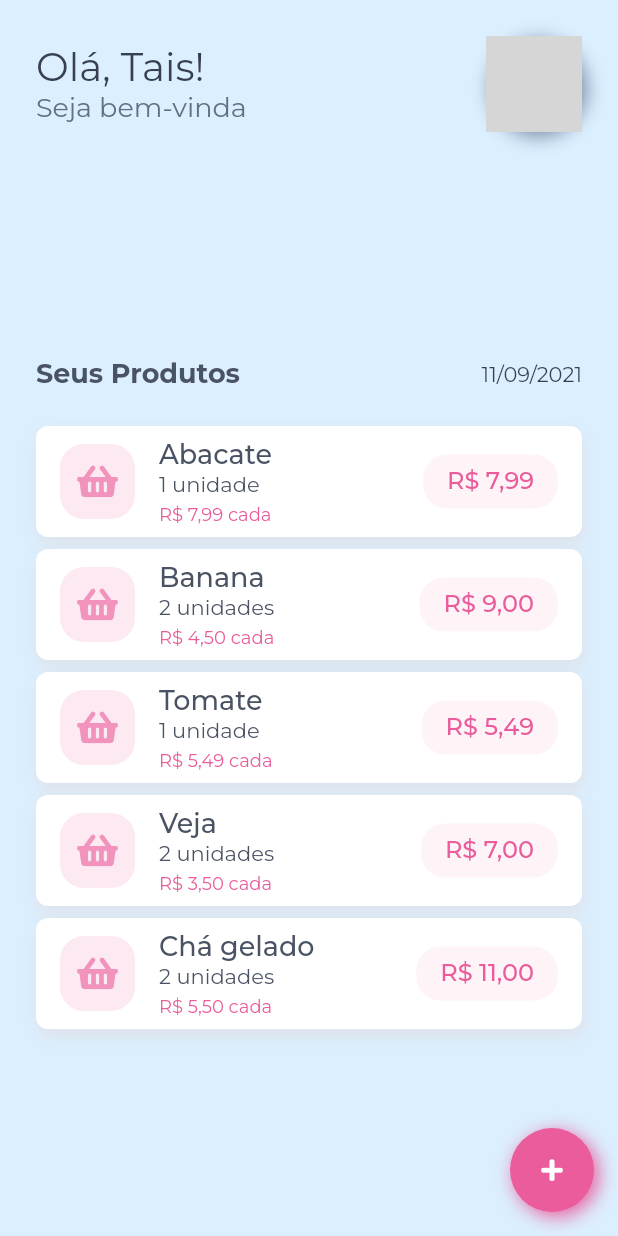
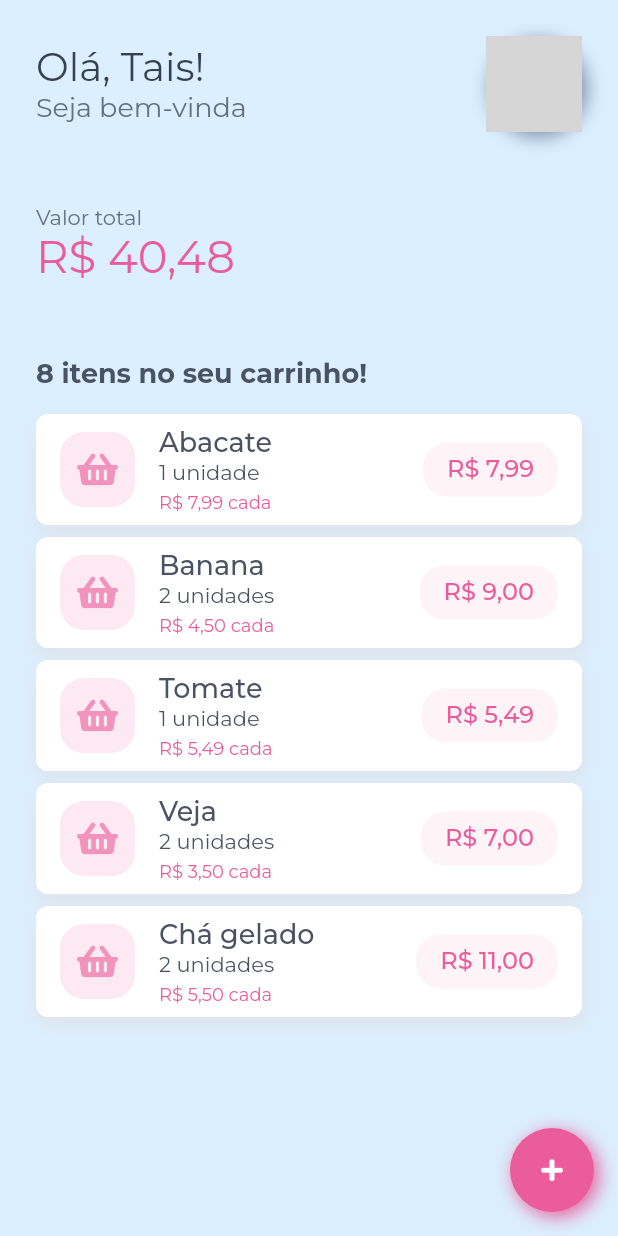
Before and after one commit to ViniciusPii/market-list-getx-flutter, a Flutter app: the screen it shows after launch, on a phone screen of 412 x 824 dp. Run offline on Flutter 3.47's test engine with Material 2 defaults, Android fonts, the phone set to English and light mode, and no system bars; our stand-ins replace font_awesome_flutter, google_fonts; network calls fail; grey boxes are pictures that could not be loaded.

Commit message:
Ajustes na home

```diff
--- a/lib/pages/home/home_page.dart
+++ b/lib/pages/home/home_page.dart
@@ -29,9 +29,9 @@ class HomePage extends StatelessWidget {
               children: <Widget>[
                 const SizedBox(height: AppDimension.dm_8),
                 _buildHeader(),
-                // const SizedBox(height: AppDimension.dm_32),
-                // _buildPurchaseInfo(),
-                const SizedBox(height: 150),
+                const SizedBox(height: AppDimension.dm_48),
+                _buildPurchaseInfo(),
+                const SizedBox(height: AppDimension.dm_48),
                 _buildListView(list),
               ],
             ),
@@ -94,8 +94,12 @@ class HomePage extends StatelessWidget {
         crossAxisAlignment: CrossAxisAlignment.start,
         children: <Widget>[
           Text(
-            'Detalhes da sua compra',
-            style: AppFonts.size_4(color: AppColors.neutral[700]),
+            'Valor total',
+            style: AppFonts.size_2(color: AppColors.neutral[600]),
+          ),
+          Text(
+            ProductModel.formatCurrency(DataTest.listFullPriceCalculate()),
+            style: AppFonts.size_10(color: AppColors.pink[400]),
           )
         ],
       ),
@@ -105,21 +109,13 @@ class HomePage extends StatelessWidget {
   Widget _buildListView(List<ProductModel> list) {
     return Expanded(
       child: Column(
+        crossAxisAlignment: CrossAxisAlignment.start,
         children: <Widget>[
-          Row(
-            mainAxisAlignment: MainAxisAlignment.spaceBetween,
-            children: <Widget>[
-              Text(
-                'Seus Produtos',
-                style: AppFonts.size_4(weight: FontWeight.bold, color: AppColors.neutral[700]),
-              ),
-              Text(
-                '11/09/2021',
-                style: AppFonts.size_2(),
-              )
-            ],
+          Text(
+            '${DataTest.listAmountsCalculate()} itens no seu carrinho!',
+            style: AppFonts.size_4(weight: FontWeight.bold, color: AppColors.neutral[700]),
           ),
-          const SizedBox(height: AppDimension.dm_16),
+          const SizedBox(height: AppDimension.dm_8),
           Expanded(
             child: ListView.builder(
               physics: const BouncingScrollPhysics(),
--- a/lib/repositories/data_test.dart
+++ b/lib/repositories/data_test.dart
@@ -45,4 +45,16 @@ class DataTest {
       timestamp: DateTime.now(),
     ),
   ];
+
+  static int listAmountsCalculate() {
+    return listProducts
+        .map((ProductModel product) => product.quantity)
+        .reduce((int firstValue, int lastValue) => firstValue + lastValue);
+  }
+
+  static double listFullPriceCalculate() {
+    return listProducts
+        .map((ProductModel product) => product.fullPrice)
+        .reduce((double firstValue, double lastValue) => firstValue + lastValue);
+  }
 }
```
